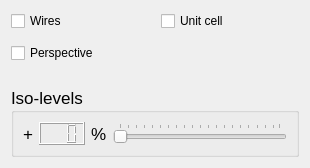
Old version of the form crys3d/qttbx/map_viewer_controls.ui in the repository cctbx/cctbx_project.
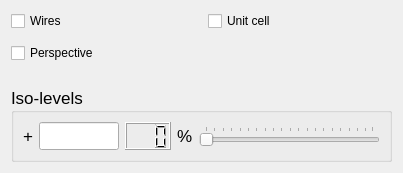
New version of the form.

Commit message: add a field displaying the value of the iso-level

What changed in the file:
```diff
--- a/crys3d/qttbx/map_viewer_controls.ui
+++ b/crys3d/qttbx/map_viewer_controls.ui
@@ -6,7 +6,7 @@
    <rect>
     <x>0</x>
     <y>0</y>
-    <width>310</width>
+    <width>403</width>
     <height>156</height>
    </rect>
   </property>
@@ -66,6 +66,22 @@
         </property>
        </widget>
       </item>
+      <item>
+       <widget class="QLineEdit" name="posIsoLevel">
+        <property name="maximumSize">
+         <size>
+          <width>80</width>
+          <height>16777215</height>
+         </size>
+        </property>
+        <property name="text">
+         <string/>
+        </property>
+        <property name="maxLength">
+         <number>6</number>
+        </property>
+       </widget>
+      </item>
       <item>
        <widget class="QLCDNumber" name="posIsoLevelLCD">
         <property name="numDigits">
```
The commit also changes 1 other file.
